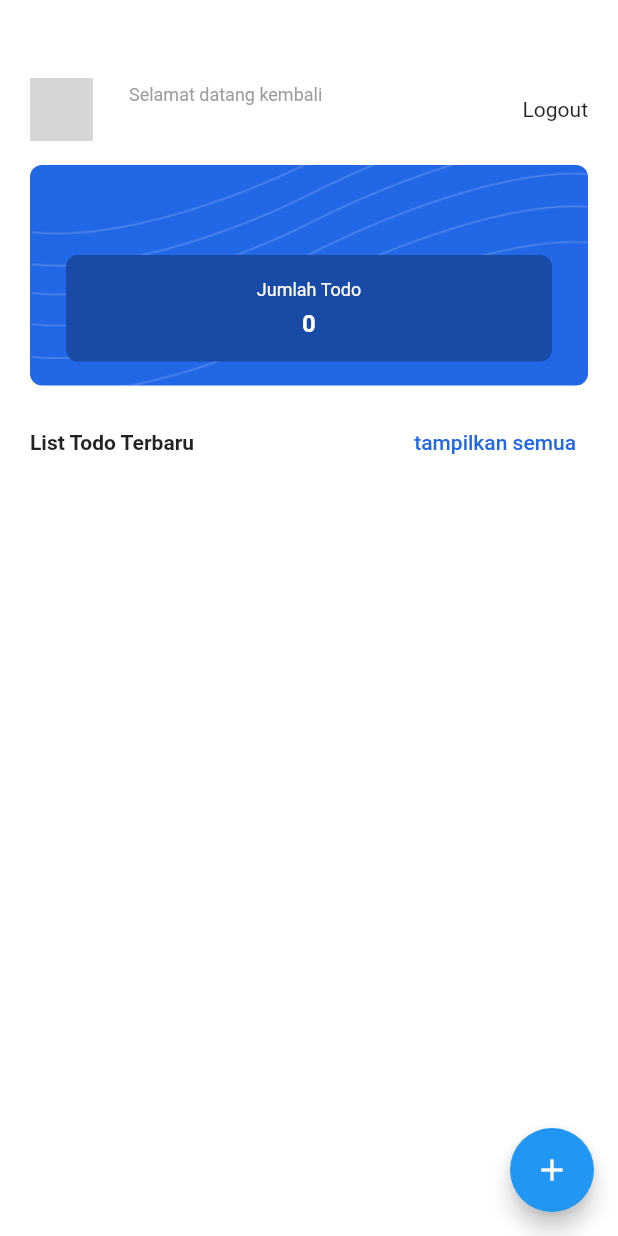
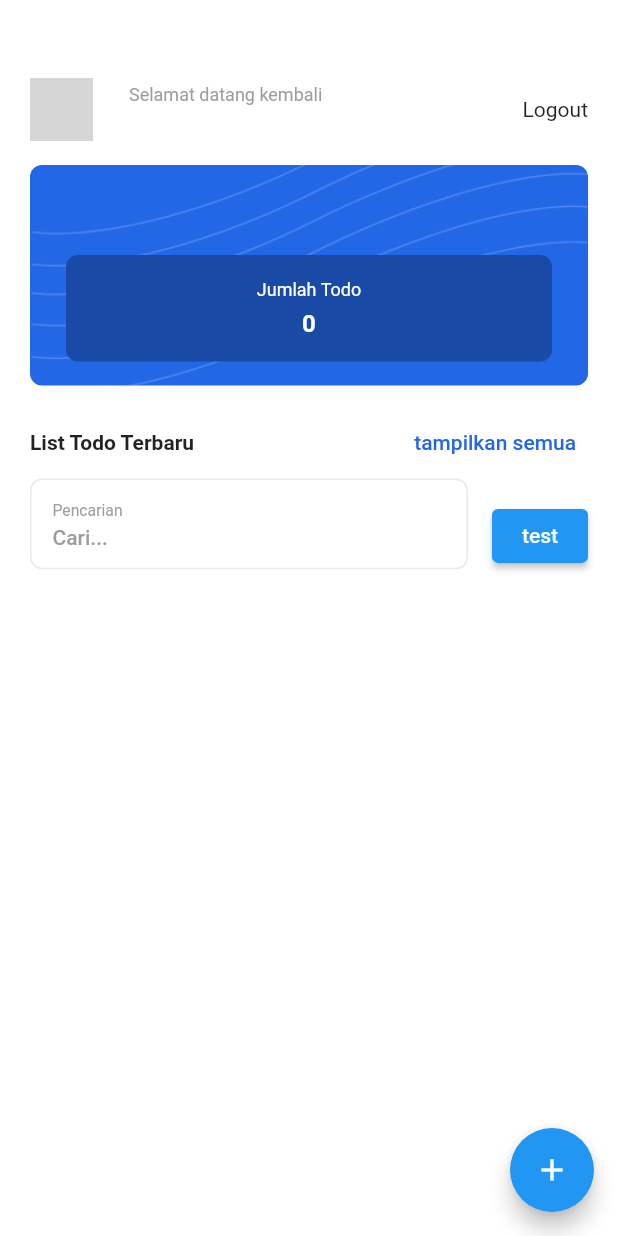
Before and after one commit to pintarngoding/todolist_app_flutter, a Flutter app: the HomeView screen opened by its route, on a phone screen of 412 x 824 dp. Run offline on Flutter 3.47's test engine with Material 2 defaults, Android fonts, the light colour scheme and no system bars; our stand-ins replace cloud_firestore, file_picker, firebase_auth, firebase_core, firebase_storage, flutter_svg and 1 more; missing offline and left inert: camera_camera; accounts and stored records are empty; network calls fail; Roboto replaces fonts that are missing (inter, poppins); grey boxes are pictures that could not be loaded.

Commit message:
done pencarian

```diff
--- a/lib/app/modules/home/views/home_view.dart
+++ b/lib/app/modules/home/views/home_view.dart
@@ -3,12 +3,14 @@ import 'package:flutter/material.dart';
 import 'package:flutter_crud_firebase/app/modules/home/controllers/home_controller.dart';
 import 'package:flutter_crud_firebase/app/routes/app_pages.dart';
 import 'package:flutter_crud_firebase/app/utils/app_color.dart';
+import 'package:flutter_crud_firebase/app/widgets/custom_input.dart';
 import 'package:get/get.dart';
 
 class HomeView extends GetView<HomeController> {
   const HomeView({Key? key}) : super(key: key);
   @override
   Widget build(BuildContext context) {
+    return GetBuilder<HomeController>(builder: (controller) {
       return Scaffold(
         extendBody: true,
         body: StreamBuilder<DocumentSnapshot<Map<String, dynamic>>>(
@@ -95,8 +97,8 @@ class HomeView extends GetView<HomeController> {
                                   color: AppColor.primary,
                                   borderRadius: BorderRadius.circular(8),
                                   image: DecorationImage(
-                                  image:
-                                      AssetImage('assets/images/pattern-1.png'),
+                                    image: AssetImage(
+                                        'assets/images/pattern-1.png'),
                                     fit: BoxFit.cover,
                                   ),
                                 ),
@@ -131,8 +133,8 @@ class HomeView extends GetView<HomeController> {
                                             child: Column(
                                               children: [
                                                 Container(
-                                                margin:
-                                                    EdgeInsets.only(bottom: 6),
+                                                  margin: EdgeInsets.only(
+                                                      bottom: 6),
                                                   child: Text(
                                                     "Jumlah Todo",
                                                     style: TextStyle(
@@ -187,17 +189,40 @@ class HomeView extends GetView<HomeController> {
                           ],
                         ),
                       ),
-
+                      Container(
+                        child: Row(
+                          mainAxisAlignment: MainAxisAlignment.center,
+                          crossAxisAlignment: CrossAxisAlignment.center,
+                          children: [
+                            Expanded(
+                                child: CustomInput(
+                              controller: controller.searchC,
+                              hint: "Cari...",
+                              label: "Pencarian",
+                            )),
+                            const SizedBox(
+                              width: 16,
+                            ),
+                            ElevatedButton(
+                                onPressed: () => controller.search(),
+                                child: Text("test"))
+                          ],
+                        ),
+                      ),
                       StreamBuilder<QuerySnapshot<Map<String, dynamic>>>(
-                        stream: controller.streamLastTodo().asBroadcastStream(),
+                          stream:
+                              controller.streamLastTodo().asBroadcastStream(),
                           builder: (context, snapshot) {
                             switch (snapshot.connectionState) {
                               case ConnectionState.waiting:
-                              return Center(child: CircularProgressIndicator());
+                                return Center(
+                                    child: CircularProgressIndicator());
                               case ConnectionState.active:
                               case ConnectionState.done:
-                              List<QueryDocumentSnapshot<Map<String, dynamic>>>
-                                  listResults = snapshot.data!.docs;
+                                List<
+                                        QueryDocumentSnapshot<
+                                            Map<String, dynamic>>> listResults =
+                                    snapshot.data!.docs;
                                 return ListView.separated(
                                   itemCount: listResults.length,
                                   shrinkWrap: true,
@@ -206,6 +231,7 @@ class HomeView extends GetView<HomeController> {
                                       SizedBox(height: 16),
                                   itemBuilder: (context, index) {
                                     var todoData = listResults[index].data();
+                                    print(todoData);
                                     return InkWell(
                                       onTap: () => {
                                         Get.toNamed(
@@ -221,9 +247,11 @@ class HomeView extends GetView<HomeController> {
                                       },
                                       borderRadius: BorderRadius.circular(8),
                                       child: Container(
-                                      width: MediaQuery.of(context).size.width,
+                                        width:
+                                            MediaQuery.of(context).size.width,
                                         decoration: BoxDecoration(
-                                        borderRadius: BorderRadius.circular(8),
+                                          borderRadius:
+                                              BorderRadius.circular(8),
                                           border: Border.all(
                                             width: 1,
                                             color: AppColor.primaryExtraSoft,
@@ -238,6 +266,10 @@ class HomeView extends GetView<HomeController> {
                                           mainAxisAlignment:
                                               MainAxisAlignment.spaceBetween,
                                           children: [
+                                            Image.network(
+                                              todoData["image"],
+                                              width: 50,
+                                            ),
                                             Column(
                                               crossAxisAlignment:
                                                   CrossAxisAlignment.start,
@@ -246,11 +278,13 @@ class HomeView extends GetView<HomeController> {
                                                   (todoData["title"] == null)
                                                       ? "-"
                                                       : "${todoData["title"]}",
-                                                style: TextStyle(fontSize: 12),
+                                                  style:
+                                                      TextStyle(fontSize: 12),
                                                 ),
                                                 Text(
                                                   "${todoData["created_at"]}",
-                                                style: TextStyle(fontSize: 12),
+                                                  style:
+                                                      TextStyle(fontSize: 12),
                                                 ),
                                               ],
                                             ),
@@ -282,5 +316,6 @@ class HomeView extends GetView<HomeController> {
           ),
         ),
       );
+    });
   }
 }
```
Also changed, not shown: lib/app/modules/home/controllers/home_controller.dart (+16 -1 lines). Lines whose indentation alone changed are shown as unchanged.
